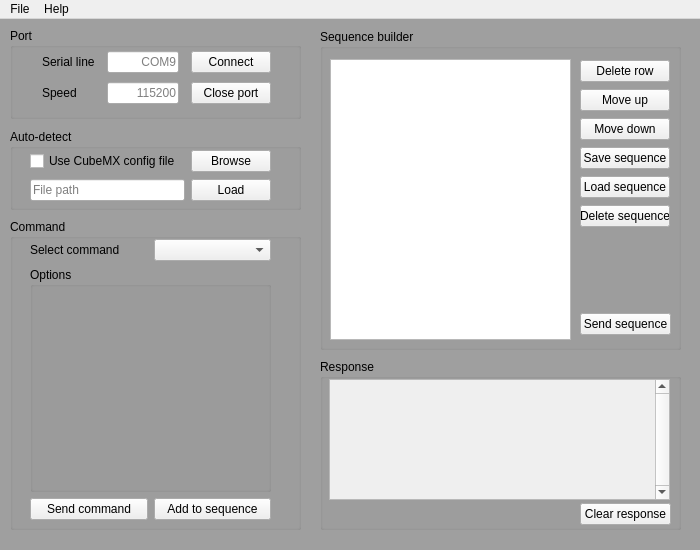
This is pyQt/stm_gui.ui in AdamStork/dipterv as Qt 5 draws it before an edit. The edited form follows.
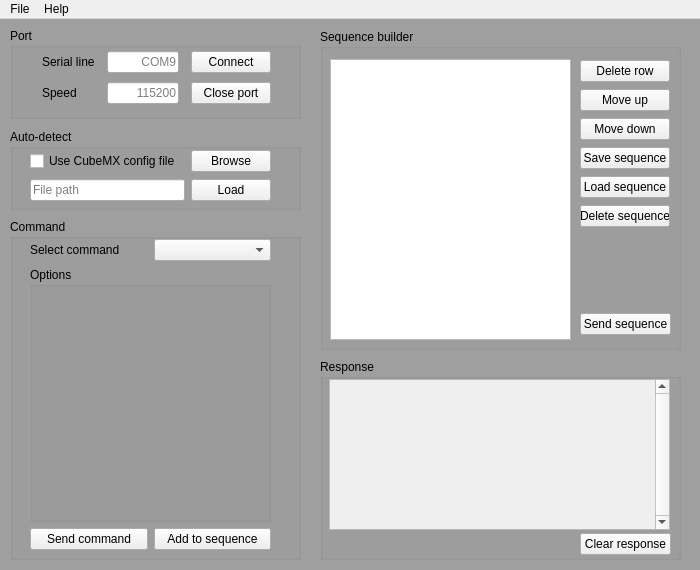
This is the edited form.

Commit message: SPI & I2C options child widgets

What changed in the file:
```diff
--- a/pyQt/stm_gui.ui
+++ b/pyQt/stm_gui.ui
@@ -7,7 +7,7 @@
     <x>0</x>
     <y>0</y>
     <width>700</width>
-    <height>550</height>
+    <height>570</height>
    </rect>
   </property>
   <property name="sizePolicy">
@@ -19,13 +19,13 @@
   <property name="minimumSize">
    <size>
     <width>700</width>
-    <height>550</height>
+    <height>570</height>
    </size>
   </property>
   <property name="maximumSize">
    <size>
     <width>700</width>
-    <height>550</height>
+    <height>570</height>
    </size>
   </property>
   <property name="windowTitle">
@@ -165,7 +165,7 @@
       <x>10</x>
       <y>200</y>
       <width>291</width>
-      <height>311</height>
+      <height>341</height>
      </rect>
     </property>
     <property name="title">
@@ -177,7 +177,7 @@
        <x>20</x>
        <y>20</y>
        <width>241</width>
-       <height>281</height>
+       <height>311</height>
       </rect>
      </property>
      <layout class="QGridLayout" name="cmd_layout">
@@ -231,7 +231,7 @@
            <x>10</x>
            <y>20</y>
            <width>211</width>
-           <height>201</height>
+           <height>231</height>
           </rect>
          </property>
          <layout class="QGridLayout" name="options_layout"/>
@@ -254,7 +254,7 @@
       <x>320</x>
       <y>340</y>
       <width>361</width>
-      <height>171</height>
+      <height>201</height>
      </rect>
     </property>
     <property name="title">
@@ -266,7 +266,7 @@
        <x>9</x>
        <y>20</y>
        <width>341</width>
-       <height>121</height>
+       <height>151</height>
       </rect>
      </property>
      <property name="verticalScrollBarPolicy">
@@ -284,7 +284,7 @@
         <x>0</x>
         <y>0</y>
         <width>322</width>
-        <height>119</height>
+        <height>149</height>
        </rect>
       </property>
       <widget class="QWidget" name="verticalLayoutWidget">
@@ -293,7 +293,7 @@
          <x>10</x>
          <y>9</y>
          <width>311</width>
-         <height>101</height>
+         <height>131</height>
         </rect>
        </property>
        <layout class="QVBoxLayout" name="scroll_layout">
@@ -308,7 +308,7 @@
      <property name="geometry">
       <rect>
        <x>260</x>
-       <y>140</y>
+       <y>170</y>
        <width>91</width>
        <height>31</height>
       </rect>
@@ -484,7 +484,7 @@
       <x>-10</x>
       <y>0</y>
       <width>721</width>
-      <height>531</height>
+      <height>570</height>
      </rect>
     </property>
    </widget>
```
The commit also changes 2 other files.
